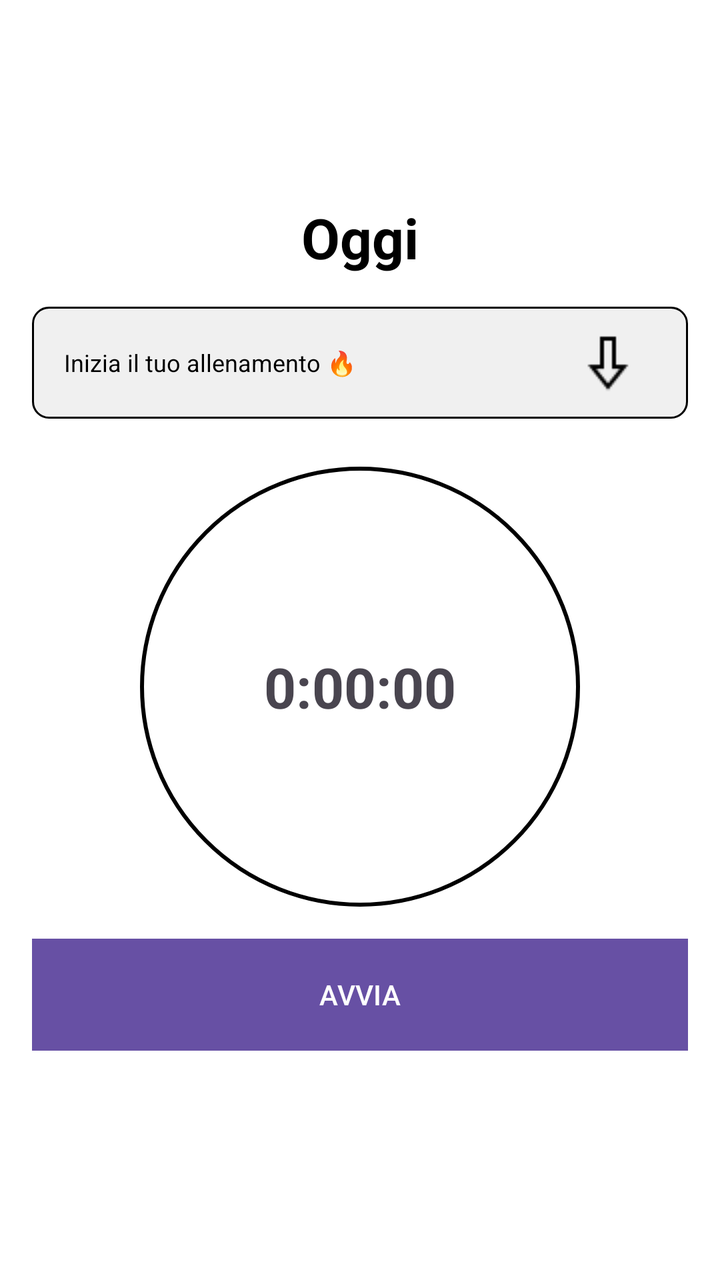
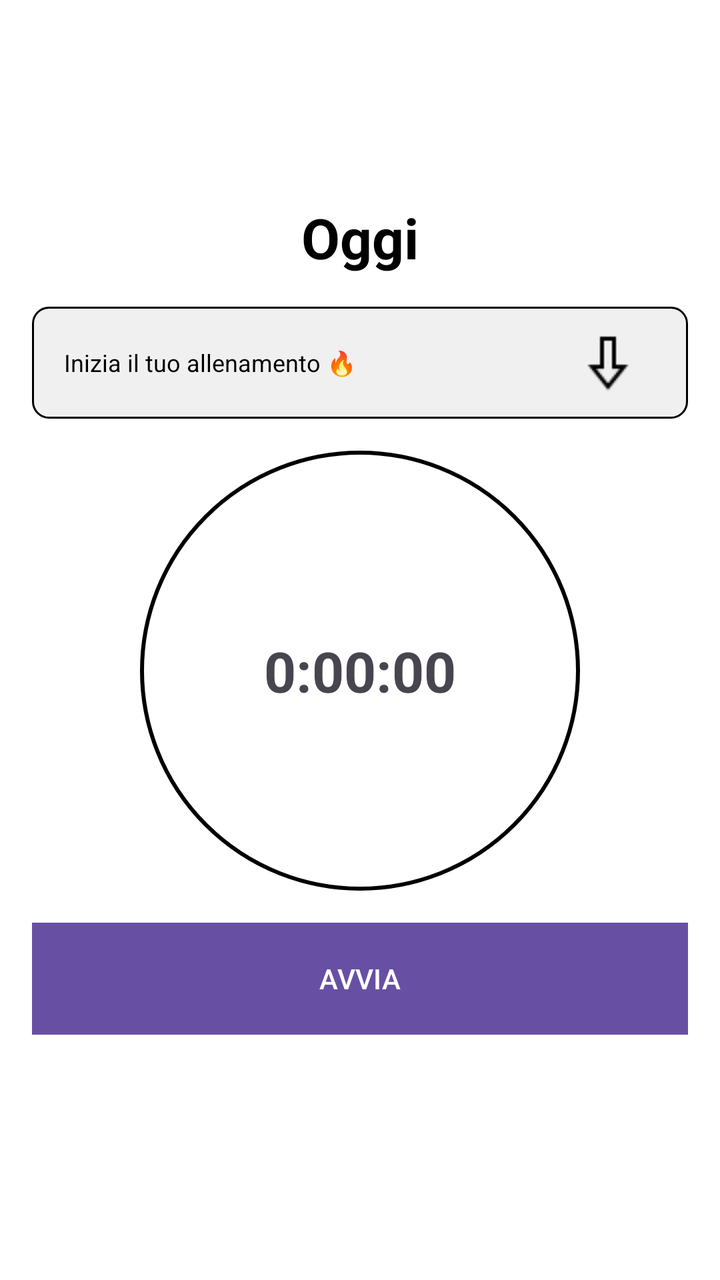

Screens rendered from an Android XML layout before and after an edit, with the pre-edit source and the edit as a unified diff.
<!-- AndroidManifest.xml: application theme Theme.Training -->
<!-- res/layout/activity_training.xml -->
<?xml version="1.0" encoding="utf-8"?>
<androidx.constraintlayout.widget.ConstraintLayout
    xmlns:android="http://schemas.android.com/apk/res/android"
    xmlns:app="http://schemas.android.com/apk/res-auto"
    xmlns:tools="http://schemas.android.com/tools"
    android:layout_width="match_parent"
    android:layout_height="match_parent"
    android:background="@color/white">

    
    <TextView
        android:id="@+id/date_text"
        android:layout_width="wrap_content"
        android:layout_height="wrap_content"
        android:text="@string/today_date_placeholder"
        android:textSize="@dimen/text_size_large"
        android:textStyle="bold"
        android:textColor="@color/black"
        app:layout_constraintTop_toTopOf="parent"
        android:layout_marginTop="@dimen/date_top_margin"
        app:layout_constraintStart_toStartOf="parent"
        app:layout_constraintEnd_toEndOf="parent"/>

    
    <LinearLayout
        android:id="@+id/start_form"
        android:layout_width="0dp"
        android:layout_height="wrap_content"
        android:orientation="horizontal"
        android:gravity="center_vertical"
        android:paddingStart="@dimen/form_padding_horizontal"
        android:paddingEnd="@dimen/form_padding_horizontal"
        android:paddingTop="@dimen/form_padding_vertical"
        android:paddingBottom="@dimen/form_padding_vertical"
        android:clickable="true"
        android:focusable="true"
        android:background="@drawable/bg_form_action"
        app:layout_constraintTop_toBottomOf="@id/date_text"
        android:layout_marginTop="@dimen/form_top_margin"
        app:layout_constraintStart_toStartOf="parent"
        app:layout_constraintEnd_toEndOf="parent"
        android:layout_marginStart="@dimen/form_side_margin"
        android:layout_marginEnd="@dimen/form_side_margin">

        <ImageView
            android:id="@+id/start_icon"
            android:layout_width="@dimen/icon_size"
            android:layout_height="@dimen/icon_size"
            android:layout_marginEnd="@dimen/text_margin_left"
            android:visibility="gone"/>

        <TextView
            android:id="@+id/start_text"
            android:layout_width="0dp"
            android:layout_height="wrap_content"
            android:layout_weight="1"
            android:text="@string/inizia_allenamento"
            android:textSize="@dimen/text_size"
            android:textColor="@color/black"/>

        <ImageView
            android:id="@+id/start_arrow"
            android:layout_width="wrap_content"
            android:layout_height="wrap_content"
            android:src="@drawable/down_arrow"
            android:contentDescription="@string/desc_down_arrow"
            android:clickable="true"
            android:focusable="true"
            android:layout_marginEnd="@dimen/form_arrow_margin"/>
    </LinearLayout>

    
    <TextView
        android:id="@+id/tv_view_card"
        android:layout_width="wrap_content"
        android:layout_height="wrap_content"
        android:text="clicca per visualizzare la scheda"
        android:textStyle="italic"
        android:textColor="@color/gray"
        android:visibility="gone"
        app:layout_constraintTop_toBottomOf="@id/start_form"
        android:layout_marginTop="@dimen/text_margin_small"
        app:layout_constraintStart_toStartOf="@id/start_form"
        app:layout_constraintEnd_toEndOf="@id/start_form"/>

    
    <TextView
        android:id="@+id/timer_text"
        android:layout_width="220dp"
        android:layout_height="220dp"
        android:gravity="center"
        android:text="0:00:00"
        android:textSize="@dimen/text_size_large"
        android:textStyle="bold"
        android:background="@drawable/bg_timer_circle"
        app:layout_constraintTop_toBottomOf="@id/tv_view_card"
        android:layout_marginTop="24dp"
        app:layout_constraintStart_toStartOf="parent"
        app:layout_constraintEnd_toEndOf="parent"/>

    
    <LinearLayout
        android:id="@+id/timer_buttons_container"
        android:layout_width="0dp"
        android:layout_height="@dimen/button_height"
        android:orientation="horizontal"
        android:gravity="center"
        app:layout_constraintTop_toBottomOf="@id/timer_text"
        android:layout_marginTop="16dp"
        app:layout_constraintStart_toStartOf="parent"
        app:layout_constraintEnd_toEndOf="parent"
        android:paddingStart="@dimen/form_side_margin"
        android:paddingEnd="@dimen/form_side_margin">

        <Button
            android:id="@+id/btn_avvia"
            android:layout_width="0dp"
            android:layout_height="match_parent"
            android:layout_weight="2"
            android:text="@string/avvia"
            android:textAllCaps="false"
            android:textColor="@color/white"
            android:background="@drawable/bg_button_green"
            android:backgroundTint="@null" />

        <LinearLayout
            android:id="@+id/set_running_locked"
            android:layout_width="0dp"
            android:layout_height="match_parent"
            android:layout_weight="1"
            android:orientation="horizontal"
            android:visibility="gone">

            <Button
                android:id="@+id/btn_pausa"
                android:layout_width="0dp"
                android:layout_height="match_parent"
                android:layout_weight="1"
                android:text="@string/pausa"
                android:textAllCaps="false"
                android:textColor="@color/black"
                android:enabled="false"
                android:background="@drawable/bg_button_yellow"
                android:backgroundTint="@null"/>

            <ImageButton
                android:id="@+id/btn_lock"
                android:layout_width="0dp"
                android:layout_height="match_parent"
                android:layout_weight="0.6"
                android:scaleType="centerInside"
                android:src="@drawable/lucchetto"
                android:background="@drawable/bg_lock_rect"
                android:backgroundTint="@color/light_gray"
                android:contentDescription="@string/lock_desc"
                android:adjustViewBounds="true"/>

            <Button
                android:id="@+id/btn_fine_1"
                android:layout_width="0dp"
                android:layout_height="match_parent"
                android:layout_weight="1"
                android:text="@string/fine"
                android:textAllCaps="false"
                android:textColor="@color/white"
                android:enabled="false"
                android:background="@drawable/bg_button_red"
                android:backgroundTint="@null"/>

        </LinearLayout>

        
        <LinearLayout
            android:id="@+id/set_paused"
            android:layout_width="0dp"
            android:layout_height="match_parent"
            android:layout_weight="1"
            android:orientation="horizontal"
            android:visibility="gone">

            <Button
                android:id="@+id/btn_riprendi"
                android:layout_width="0dp"
                android:layout_height="match_parent"
                android:layout_weight="1"
                android:text="@string/riprendi"
                android:textAllCaps="false"
                android:textColor="@color/white"
                android:background="@drawable/bg_button_green"
                android:backgroundTint="@null"/>

            <ImageButton
                android:id="@+id/btn_unlock"
                android:layout_width="0dp"
                android:layout_height="match_parent"
                android:layout_weight="0.6"
                android:scaleType="centerInside"
                android:src="@drawable/lucchetto_aperto"
                android:background="@drawable/bg_lock_rect"
                android:backgroundTint="@color/light_gray"
                android:contentDescription="@string/unlock_desc"
                android:adjustViewBounds="true"/>

            <Button
                android:id="@+id/btn_fine_2"
                android:layout_width="0dp"
                android:layout_height="match_parent"
                android:layout_weight="1"
                android:text="@string/fine"
                android:textAllCaps="false"
                android:textColor="@color/white"
                android:enabled="false"
                android:background="@drawable/bg_button_red"
                android:backgroundTint="@null"/>

        </LinearLayout>

    </LinearLayout>

    
    <View
        android:layout_width="match_parent"
        android:layout_height="0dp"
        app:layout_constraintTop_toBottomOf="@id/timer_buttons_container"
        app:layout_constraintBottom_toTopOf="@id/bottom_nav_container"/>

    <FrameLayout
        android:id="@+id/bottom_nav_container"
        android:layout_width="match_parent"
        android:layout_height="wrap_content"
        android:layout_marginBottom="@dimen/bottom_nav_margin"
        app:layout_constraintBottom_toBottomOf="parent"
        app:layout_constraintStart_toStartOf="parent"
        app:layout_constraintEnd_toEndOf="parent" />
</androidx.constraintlayout.widget.ConstraintLayout>
<!-- resources referenced by this layout -->
<resources>
  <color name="black">#FF000000</color>
  <color name="gray">#FF888888</color>
  <color name="light_gray">#FFF0F0F0</color>
  <color name="white">#FFFFFFFF</color>
  <dimen name="bottom_nav_margin">15dp</dimen>
  <dimen name="button_height">56dp</dimen>
  <dimen name="date_top_margin">100dp</dimen>
  <dimen name="form_arrow_margin">8dp</dimen>
  <dimen name="form_padding_horizontal">16dp</dimen>
  <dimen name="form_padding_vertical">12dp</dimen>
  <dimen name="form_side_margin">16dp</dimen>
  <dimen name="form_top_margin">16dp</dimen>
  <dimen name="icon_size">30dp</dimen>
  <dimen name="text_margin_left">12dp</dimen>
  <dimen name="text_margin_small">8dp</dimen>
  <dimen name="text_size">12sp</dimen>
  <dimen name="text_size_large">28sp</dimen>
  <!-- drawable bg_button_green (drawable) -->
  <?xml version="1.0" encoding="utf-8"?>
  <shape xmlns:android="http://schemas.android.com/apk/res/android"
      android:shape="rectangle">
  
      <solid android:color="@color/green"/>
      <corners android:radius="0dp"/>
  
  </shape>
  <!-- drawable bg_button_red (drawable) -->
  <?xml version="1.0" encoding="utf-8"?>
  <shape xmlns:android="http://schemas.android.com/apk/res/android"
      android:shape="rectangle">
  
      <solid android:color="@color/red"/>
      <corners android:radius="0dp"/>
  
  </shape>
  <!-- drawable bg_button_yellow (drawable) -->
  <?xml version="1.0" encoding="utf-8"?>
  <shape xmlns:android="http://schemas.android.com/apk/res/android"
      android:shape="rectangle">
  
      <solid android:color="@color/yellow"/>
      <corners android:radius="0dp"/>
  
  </shape>
  <!-- drawable bg_form_action (drawable) -->
  <?xml version="1.0" encoding="utf-8"?>
  <shape xmlns:android="http://schemas.android.com/apk/res/android">
      <solid android:color="@color/light_gray"/>
      <stroke
          android:width="1dp"
          android:color="@color/black"/>
      <corners android:radius="8dp"/>
  </shape>
  <!-- drawable bg_lock_rect (drawable) -->
  <shape xmlns:android="http://schemas.android.com/apk/res/android"
      android:shape="rectangle">
      <solid android:color="@color/white"/>
  </shape>
  <!-- drawable bg_timer_circle (drawable) -->
  <?xml version="1.0" encoding="utf-8"?>
  <shape
      xmlns:android="http://schemas.android.com/apk/res/android"
      android:shape="oval">
      <solid android:color="@color/white" />
      <stroke android:width="2dp" android:color="@color/black" />
      <size android:width="220dp" android:height="220dp" />
  </shape>
  <!-- drawable down_arrow: webp bitmap (drawable, 234 bytes) -->
  <!-- drawable lucchetto: webp bitmap (drawable, 508 bytes) -->
  <!-- drawable lucchetto_aperto: webp bitmap (drawable, 392 bytes) -->
  <string name="avvia">AVVIA</string>
  <string name="desc_down_arrow">Apri menu azioni</string>
  <string name="fine">FINE</string>
  <string name="inizia_allenamento">Inizia il tuo allenamento 🔥</string>
  <string name="lock_desc">Blocca/abilita comandi</string>
  <string name="pausa">PAUSA</string>
  <string name="riprendi">RIPRENDI</string>
  <string name="today_date_placeholder">Oggi</string>
  <string name="unlock_desc">Sblocca comandi</string>
  <style name="Theme.Training" parent="Base.Theme.Training" />
  <color name="green">#2E7D32</color>
  <color name="red">#C62828</color>
  <color name="yellow">#FFFF00</color>
  <style name="Base.Theme.Training" parent="Theme.Material3.DayNight.NoActionBar">
          
          
      </style>
</resources>

<!-- the commit's change to res/layout/activity_training.xml (unified diff, before → after) -->
@@ -94,7 +94,7 @@
         android:textStyle="bold"
         android:background="@drawable/bg_timer_circle"
         app:layout_constraintTop_toBottomOf="@id/tv_view_card"
-        android:layout_marginTop="24dp"
+        android:layout_marginTop="@dimen/content_top_margin"
         app:layout_constraintStart_toStartOf="parent"
         app:layout_constraintEnd_toEndOf="parent"/>
 
@@ -106,7 +106,7 @@
         android:orientation="horizontal"
         android:gravity="center"
         app:layout_constraintTop_toBottomOf="@id/timer_text"
-        android:layout_marginTop="16dp"
+        android:layout_marginTop="@dimen/content_top_margin"
         app:layout_constraintStart_toStartOf="parent"
         app:layout_constraintEnd_toEndOf="parent"
         android:paddingStart="@dimen/form_side_margin"
@@ -121,7 +121,7 @@
             android:textAllCaps="false"
             android:textColor="@color/white"
             android:background="@drawable/bg_button_green"
-            android:backgroundTint="@null" />
+            android:backgroundTint="@null"/>
 
         <LinearLayout
             android:id="@+id/set_running_locked"
@@ -152,8 +152,7 @@
                 android:src="@drawable/lucchetto"
                 android:background="@drawable/bg_lock_rect"
                 android:backgroundTint="@color/light_gray"
-                android:contentDescription="@string/lock_desc"
-                android:adjustViewBounds="true"/>
+                android:contentDescription="@string/lock_desc"/>
 
             <Button
                 android:id="@+id/btn_fine_1"
@@ -166,10 +165,8 @@
                 android:enabled="false"
                 android:background="@drawable/bg_button_red"
                 android:backgroundTint="@null"/>
-
         </LinearLayout>
 
-        
         <LinearLayout
             android:id="@+id/set_paused"
             android:layout_width="0dp"
@@ -198,8 +195,7 @@
                 android:src="@drawable/lucchetto_aperto"
                 android:background="@drawable/bg_lock_rect"
                 android:backgroundTint="@color/light_gray"
-                android:contentDescription="@string/unlock_desc"
-                android:adjustViewBounds="true"/>
+                android:contentDescription="@string/unlock_desc"/>
 
             <Button
                 android:id="@+id/btn_fine_2"
@@ -212,7 +208,6 @@
                 android:enabled="false"
                 android:background="@drawable/bg_button_red"
                 android:backgroundTint="@null"/>
-
         </LinearLayout>
 
     </LinearLayout>
@@ -229,7 +224,5 @@
         android:layout_width="match_parent"
         android:layout_height="wrap_content"
         android:layout_marginBottom="@dimen/bottom_nav_margin"
-        app:layout_constraintBottom_toBottomOf="parent"
-        app:layout_constraintStart_toStartOf="parent"
-        app:layout_constraintEnd_toEndOf="parent" />
+        app:layout_constraintBottom_toBottomOf="parent"/>
 </androidx.constraintlayout.widget.ConstraintLayout>
<!-- resource entries referenced after the edit -->
@@ -6,6 +6,7 @@
   <color name="white">#FFFFFFFF</color>
   <dimen name="bottom_nav_margin">15dp</dimen>
   <dimen name="button_height">56dp</dimen>
+  <dimen name="content_top_margin">16dp</dimen>
   <dimen name="date_top_margin">100dp</dimen>
   <dimen name="form_arrow_margin">8dp</dimen>
   <dimen name="form_padding_horizontal">16dp</dimen>
